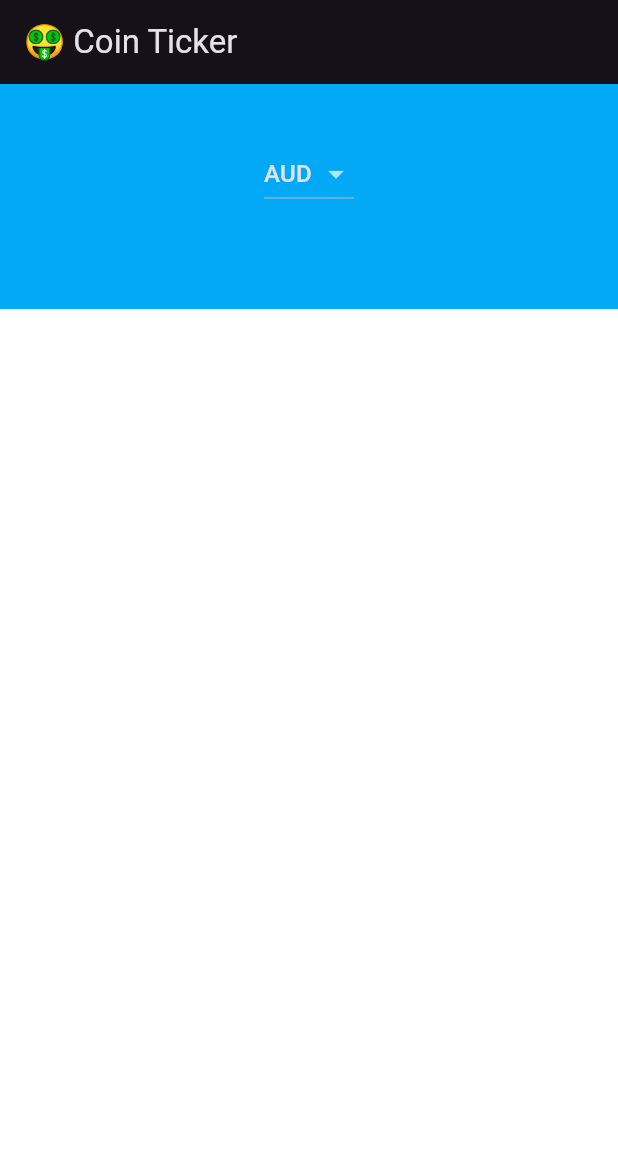
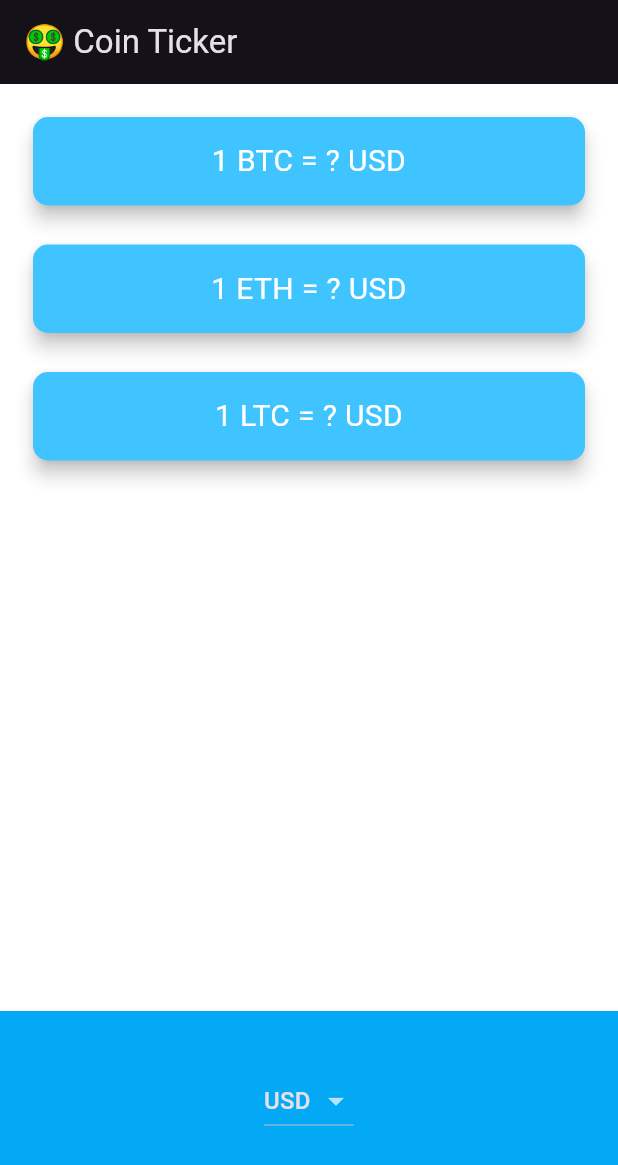
Before and after one commit to MansySoroush/Flutter-Bitcoin-Ticker, a Flutter app: the screen it shows after launch, on a phone screen of 412 x 824 dp. Shown: the top 1165 px of the screen. Run offline on Flutter 3.47's test engine with Material 3 defaults, Android fonts, the phone set to English and light mode, and no system bars; our stand-ins replace flutter_dotenv; network calls fail.

```diff
--- a/lib/main.dart
+++ b/lib/main.dart
@@ -1,7 +1,9 @@
 import 'package:flutter/material.dart';
 import 'price_screen.dart';
+import 'package:flutter_dotenv/flutter_dotenv.dart';
 
-void main() {
+Future<void> main() async {
+  await dotenv.load(fileName: ".env");
   runApp(const BitcoinTickerApp());
 }
 
--- a/lib/price_screen.dart
+++ b/lib/price_screen.dart
@@ -11,7 +11,7 @@ class PriceScreen extends StatefulWidget {
 }
 
 class _PriceScreenState extends State<PriceScreen> {
-  String selectedCurrency = 'AUD';
+  String selectedCurrency = 'USD';
 
   DropdownButton<String> androidDropdown() {
     List<DropdownMenuItem<String>> dropdownItems = [];
@@ -29,6 +29,7 @@ class _PriceScreenState extends State<PriceScreen> {
       onChanged: (value) {
         setState(() {
           selectedCurrency = value!;
+          getData();
         });
       },
     );
@@ -46,9 +47,49 @@ class _PriceScreenState extends State<PriceScreen> {
       onSelectedItemChanged: (selectedIndex) {
         setState(() {
           selectedCurrency = currenciesList[selectedIndex];
+          getData();
         });
       },
       children: pickerItems,
+    );
+  }
+
+  Map<String, String> coinValues = {};
+  bool isWaiting = false;
+
+  void getData() async {
+    isWaiting = true;
+    try {
+      var data = await CoinData().getCoinData(selectedCurrency);
+      isWaiting = false;
+      setState(() {
+        coinValues = data;
+      });
+    } catch (e) {
+      print(e);
+    }
+  }
+
+  @override
+  void initState() {
+    super.initState();
+    getData();
+  }
+
+  Column makeCards() {
+    List<CryptoCard> cryptoCards = [];
+    for (String crypto in cryptoList) {
+      cryptoCards.add(
+        CryptoCard(
+          cryptoCurrency: crypto,
+          selectedCurrency: selectedCurrency,
+          value: isWaiting ? '?' : (coinValues[crypto] ?? 'Unavailable'),
+        ),
+      );
+    }
+    return Column(
+      crossAxisAlignment: CrossAxisAlignment.stretch,
+      children: cryptoCards,
     );
   }
 
@@ -62,6 +103,7 @@ class _PriceScreenState extends State<PriceScreen> {
         mainAxisAlignment: MainAxisAlignment.spaceBetween,
         crossAxisAlignment: CrossAxisAlignment.stretch,
         children: <Widget>[
+          makeCards(),
           Container(
             height: 150.0,
             alignment: Alignment.center,
@@ -74,3 +116,41 @@ class _PriceScreenState extends State<PriceScreen> {
     );
   }
 }
+
+class CryptoCard extends StatelessWidget {
+  const CryptoCard({
+    super.key,
+    required this.value,
+    required this.selectedCurrency,
+    required this.cryptoCurrency,
+  });
+
+  final String value;
+  final String selectedCurrency;
+  final String cryptoCurrency;
+
+  @override
+  Widget build(BuildContext context) {
+    return Padding(
+      padding: const EdgeInsets.fromLTRB(18.0, 18.0, 18.0, 0),
+      child: Card(
+        color: Colors.lightBlueAccent,
+        elevation: 5.0,
+        shape: RoundedRectangleBorder(
+          borderRadius: BorderRadius.circular(10.0),
+        ),
+        child: Padding(
+          padding: const EdgeInsets.symmetric(vertical: 15.0, horizontal: 28.0),
+          child: Text(
+            '1 $cryptoCurrency = $value $selectedCurrency',
+            textAlign: TextAlign.center,
+            style: const TextStyle(
+              fontSize: 20.0,
+              color: Colors.white,
+            ),
+          ),
+        ),
+      ),
+    );
+  }
+}
--- a/pubspec.yaml
+++ b/pubspec.yaml
@@ -8,9 +8,13 @@ dependencies:
   flutter:
     sdk: flutter
   cupertino_icons: ^1.0.8
+  http: ^1.2.2
+  flutter_dotenv: ^5.1.0
 dev_dependencies:
   flutter_test:
     sdk: flutter
   flutter_lints: ^4.0.0
 flutter:
   uses-material-design: true
+  assets:
+    - .env
```
Also changed, not shown: lib/coin_data.dart (+37 -0 lines), 1 other file.
